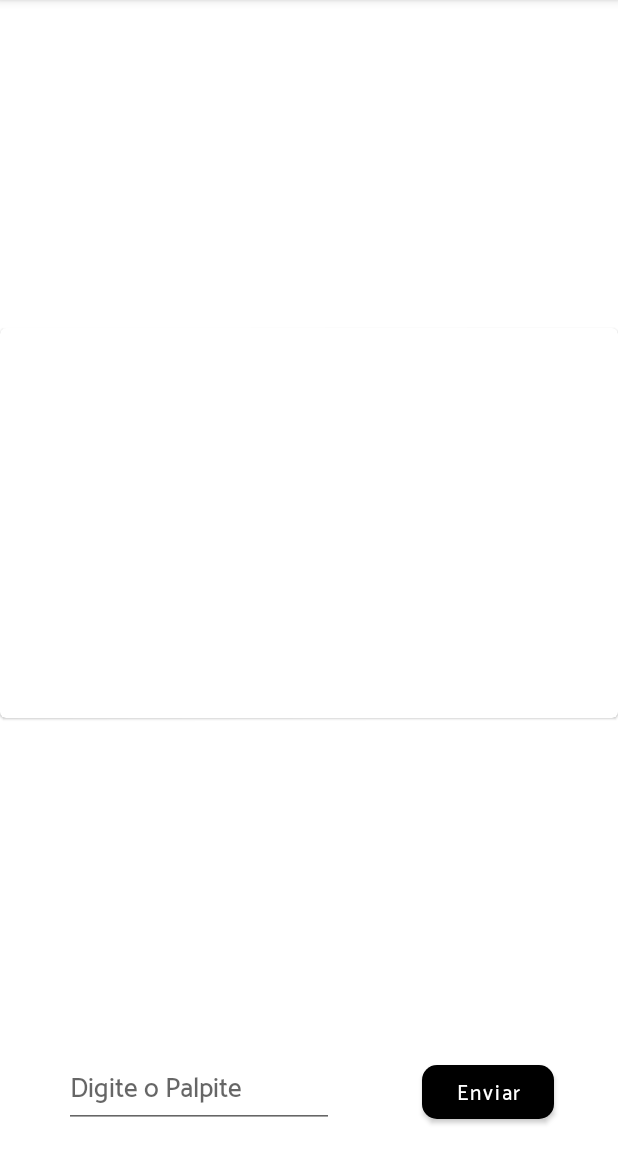
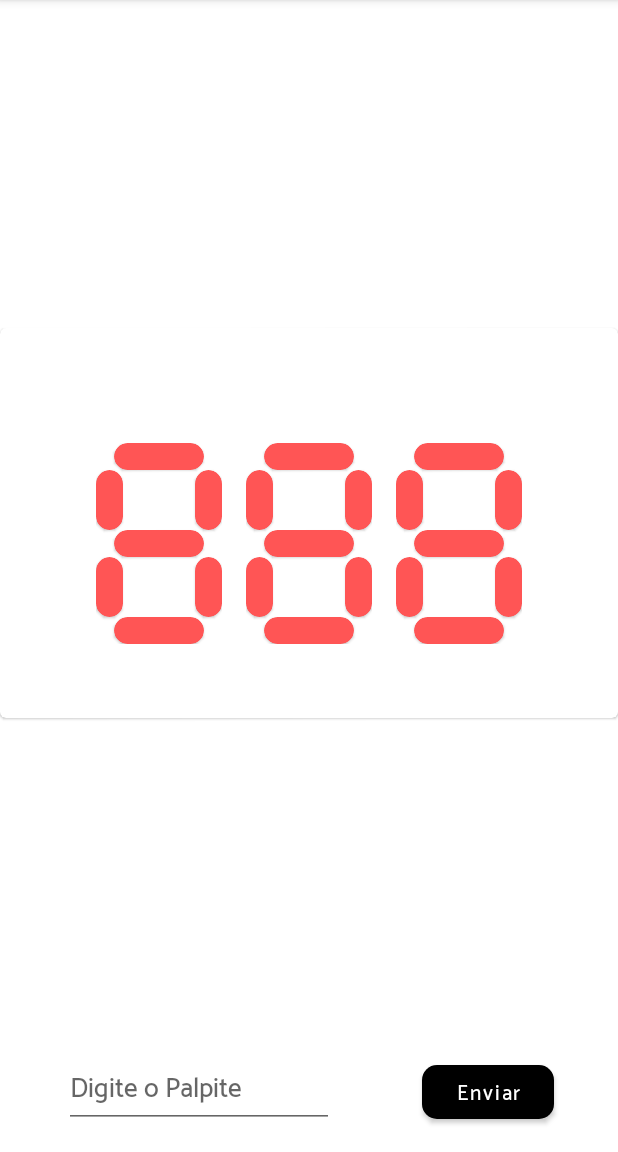
Before and after one commit to munizeraa/studiosol_guessthenumber, an Android app: the GuessingFragment screen opened through its navigation route, on a phone screen of 412 x 824 dp, the part 84-1236 px from its top. Run offline under Robolectric (Android 15) with nearby library versions, the phone set to English and light mode, and no system bars; our stand-ins replace Dagger/Hilt's generated code; Roboto replaces fonts that are not available here.

Commit message:
Adjustments in Segment Appearance

```diff
--- a/app/src/main/java/com/mnzlabz/guessthenumber/ui/fragments/GuessingFragment.kt
+++ b/app/src/main/java/com/mnzlabz/guessthenumber/ui/fragments/GuessingFragment.kt
@@ -1,6 +1,7 @@
 package com.mnzlabz.guessthenumber.ui.fragments
 
 import android.os.Bundle
+import android.util.Log
 import android.view.*
 import androidx.fragment.app.Fragment
 import androidx.fragment.app.activityViewModels
@@ -10,6 +11,7 @@ import com.mnzlabz.guessthenumber.R
 import com.mnzlabz.guessthenumber.data.model.GTNModel
 import com.mnzlabz.guessthenumber.databinding.FragmentGuessingBinding
 import com.mnzlabz.guessthenumber.ui.viewmodels.GTNViewModel
+import com.mnzlabz.guessthenumber.utils.DisplayMapper
 import com.mnzlabz.guessthenumber.utils.Notifier
 
 class GuessingFragment : Fragment() {
@@ -30,6 +32,7 @@ class GuessingFragment : Fragment() {
         initializeListeners()
         initializeObservers()
 
+        buildDisplaySegments(507890002)
         binding.btnRetry.visibility = View.GONE
         return binding.root
     }
@@ -84,7 +87,7 @@ class GuessingFragment : Fragment() {
 
     private fun initializeObservers() {
         viewModel.gtnModel.observe(viewLifecycleOwner, Observer {
-            buildSegmentDisplay(it)
+            //buildSegmentDisplay(it)
             displayResult(it)
 
             binding.progress.visibility = View.GONE
@@ -92,9 +95,17 @@ class GuessingFragment : Fragment() {
         })
     }
 
-    private fun buildSegmentDisplay(gtnModel: GTNModel) {
+    private fun buildDisplaySegments(number: Int) {
+        val digits = number.toString().map { it.toString() }
+        var segmentDisplay = mutableListOf<List<String>>()
 
+        digits.forEach { digit ->
+            segmentDisplay.add(DisplayMapper.getSegmentsFromDigit(digit))
+        }
 
+        segmentDisplay.forEach { digit ->
+            Log.i("SEGMENTS", digit.joinToString { it })
+        }
         //binding.displayGuessNumber.text = it.value?.toString() ?: it.statusCode.toString()
     }
 
--- a/app/src/main/java/com/mnzlabz/guessthenumber/utils/DisplayMapper.kt
+++ b/app/src/main/java/com/mnzlabz/guessthenumber/utils/DisplayMapper.kt
@@ -3,7 +3,7 @@ package com.mnzlabz.guessthenumber.utils
 class DisplayMapper {
 
     companion object {
-        val mappings = mapOf(
+        private val mappings = mapOf(
             "0" to "a@b@c@d@e@f",
             "1" to "b@c",
             "2" to "a@b@g@e@d",
@@ -15,8 +15,8 @@ class DisplayMapper {
             "8" to "a@b@c@d@e@f@g",
             "9" to "a@b@c@d@f@g"
         )
+
+        fun getSegmentsFromDigit(digit : String): List<String> = mappings[digit].toString().split("@")
     }
 
-    fun MapDigitToSegment(digit : String): List<String> = mappings[digit].toString().split("@")
-
 }
--- a/app/src/main/res/layout/fragment_guessing.xml
+++ b/app/src/main/res/layout/fragment_guessing.xml
@@ -32,10 +32,12 @@
             />
 
         <LinearLayout
-            android:layout_width="wrap_content"
+            android:layout_width="match_parent"
             android:layout_height="match_parent"
             android:orientation="vertical"
-            android:layout_gravity="center">
+            android:layout_gravity="center"
+            android:gravity="center">
+
             <com.google.android.material.textview.MaterialTextView
                 android:id="@+id/display_guess_result"
                 android:layout_width="match_parent"
@@ -44,19 +46,40 @@
                 android:textSize="16sp"
                 android:gravity="center"/>
 
-            <com.google.android.material.textview.MaterialTextView
-                android:id="@+id/display_guess_number"
+            <LinearLayout
                 android:layout_width="match_parent"
                 android:layout_height="wrap_content"
-                android:fontFamily="@font/catamaran_medium"
-                android:textSize="100sp"
+                android:orientation="horizontal"
+                android:layout_marginLeft="12dp"
+                android:layout_marginRight="12dp"
                 android:layout_gravity="center"
-                android:gravity="center"/>
+                android:gravity="center">
+
+                <include layout="@layout/segment"
+                    android:id="@+id/first_digit"
+                    android:gravity="center"
+                    android:layout_height="150dp"
+                    android:layout_width="100dp"
+                    />
+                <include layout="@layout/segment"
+                    android:id="@+id/second_digit"
+                    android:gravity="center"
+                    android:layout_height="150dp"
+                    android:layout_width="100dp"
+                    />
+                <include layout="@layout/segment"
+                    android:id="@+id/third_digit"
+                    android:gravity="center"
+                    android:layout_height="150dp"
+                    android:layout_width="100dp"
+                    />
+            </LinearLayout>
 
             <com.google.android.material.button.MaterialButton
                 android:id="@+id/btn_retry"
                 android:layout_width="wrap_content"
                 android:layout_height="wrap_content"
+                android:layout_marginTop="12dp"
                 android:text="Tentar Novamente"
                 android:gravity="end|center"/>
 
--- a/app/src/main/res/layout/segment.xml
+++ b/app/src/main/res/layout/segment.xml
@@ -1,7 +1,7 @@
 <?xml version="1.0" encoding="utf-8"?>
 <androidx.constraintlayout.widget.ConstraintLayout xmlns:android="http://schemas.android.com/apk/res/android"
-    android:layout_width="match_parent"
-    android:layout_height="match_parent"
+    android:layout_width="100dp"
+    android:layout_height="200dp"
     xmlns:app="http://schemas.android.com/apk/res-auto"
     android:padding="8dp">
     <androidx.cardview.widget.CardView
@@ -13,7 +13,6 @@
     <androidx.cardview.widget.CardView
         android:id="@+id/b"
         style="@style/GTNSegmentVertical"
-        android:layout_marginTop="18dp"
         app:layout_constraintTop_toBottomOf="@id/a"
         app:layout_constraintEnd_toEndOf="parent"/>
 
@@ -21,7 +20,7 @@
         android:id="@+id/c"
         style="@style/GTNSegmentVertical"
         android:layout_marginTop="46dp"
-        app:layout_constraintTop_toBottomOf="@id/b"
+        app:layout_constraintBottom_toTopOf="@id/d"
         app:layout_constraintEnd_toEndOf="parent"/>
 
     <androidx.cardview.widget.CardView
@@ -34,13 +33,12 @@
         android:id="@+id/e"
         style="@style/GTNSegmentVertical"
         android:layout_marginTop="46dp"
-        app:layout_constraintTop_toBottomOf="@id/f"
+        app:layout_constraintBottom_toTopOf="@id/d"
         app:layout_constraintStart_toStartOf="parent"/>
 
     <androidx.cardview.widget.CardView
         android:id="@+id/f"
         style="@style/GTNSegmentVertical"
-        android:layout_marginTop="18dp"
         app:layout_constraintTop_toBottomOf="@id/a"
         app:layout_constraintStart_toStartOf="parent"/>
 
--- a/app/src/main/res/values/styles.xml
+++ b/app/src/main/res/values/styles.xml
@@ -24,14 +24,14 @@
         <item name="android:layout_marginRight">12dp</item>
         <item name="android:layout_height">18dp</item>
         <item name="android:layout_width">match_parent</item>
-        <item name="android:backgroundTint">@color/black</item>
+        <item name="android:backgroundTint">@color/gtn_segment_color</item>
     </style>
 
     <style name="GTNSegmentVertical" parent="Widget.MaterialComponents.CardView">
         <item name="cardCornerRadius">20dp</item>
-        <item name="android:layout_height">300dp</item>
+        <item name="android:layout_height">40dp</item>
         <item name="android:layout_width">18dp</item>
-        <item name="android:backgroundTint">@color/black</item>
+        <item name="android:backgroundTint">@color/gtn_segment_color</item>
     </style>
 
 </resources>
```
